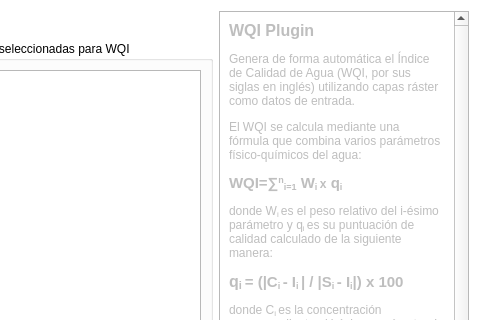
First picture: the form in wqi_calculator_wizard_base.ui, repository marcelomolas/wqi_calculator, before the edit; both pictures show x 507 to 987 and y 0 to 320 of the 987 by 449 pixel window.
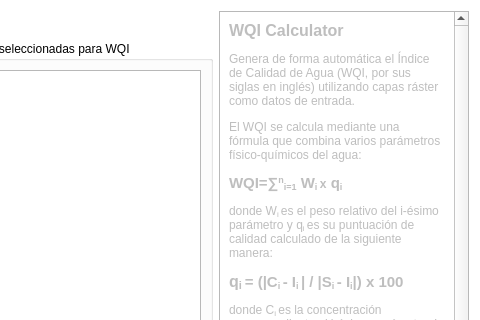
Second picture: the form after the edit. Custom widgets are drawn as their Qt base class.

Commit message: name changed. Plugin -> Calculator

```diff
--- a/wqi_calculator_wizard_base.ui
+++ b/wqi_calculator_wizard_base.ui
@@ -290,7 +290,7 @@
              </size>
             </property>
             <property name="text">
-             <string>&lt;html&gt;&lt;head/&gt;&lt;body&gt;&lt;p&gt;&lt;span style=&quot; font-size:12pt; font-weight:600;&quot;&gt;WQI Plugin&lt;/span&gt;&lt;/p&gt;&lt;p&gt;Genera de forma automática el Índice de Calidad de Agua (WQI, por sus siglas en inglés) utilizando capas ráster como datos de entrada.&lt;/p&gt;&lt;p&gt;El WQI se calcula mediante una fórmula que combina varios parámetros físico-químicos del agua:&lt;/p&gt;&lt;p&gt;&lt;span style=&quot; font-size:11pt; font-weight:600;&quot;&gt;WQI=∑&lt;/span&gt;&lt;span style=&quot; font-size:11pt; font-weight:600; vertical-align:super;&quot;&gt;n&lt;/span&gt;&lt;span style=&quot; font-size:11pt; font-weight:600; vertical-align:sub;&quot;&gt;i=1&lt;/span&gt;&lt;span style=&quot; font-size:11pt; font-weight:600;&quot;&gt; W&lt;/span&gt;&lt;span style=&quot; font-size:11pt; font-weight:600; vertical-align:sub;&quot;&gt;i &lt;/span&gt;&lt;span style=&quot; font-size:9pt; font-weight:600;&quot;&gt;x&lt;/span&gt;&lt;span style=&quot; font-size:11pt; font-weight:600;&quot;&gt; q&lt;/span&gt;&lt;span style=&quot; font-size:11pt; font-weight:600; vertical-align:sub;&quot;&gt;i&lt;/span&gt;&lt;/p&gt;&lt;p&gt;donde W&lt;span style=&quot; vertical-align:sub;&quot;&gt;i &lt;/span&gt;es el peso relativo del i-ésimo parámetro y q&lt;span style=&quot; vertical-align:sub;&quot;&gt;i &lt;/span&gt;es su puntuación de calidad calculado de la siguiente manera:&lt;/p&gt;&lt;p&gt;&lt;span style=&quot; font-size:12pt; font-weight:600;&quot;&gt;q&lt;/span&gt;&lt;span style=&quot; font-size:12pt; font-weight:600; vertical-align:sub;&quot;&gt;i &lt;/span&gt;&lt;span style=&quot; font-size:11pt; font-weight:600;&quot;&gt;= (|C&lt;/span&gt;&lt;span style=&quot; font-size:11pt; font-weight:600; vertical-align:sub;&quot;&gt;i &lt;/span&gt;&lt;span style=&quot; font-size:11pt; font-weight:600;&quot;&gt;- I&lt;/span&gt;&lt;span style=&quot; font-size:11pt; font-weight:600; vertical-align:sub;&quot;&gt;i &lt;/span&gt;&lt;span style=&quot; font-size:11pt; font-weight:600;&quot;&gt;| / |S&lt;/span&gt;&lt;span style=&quot; font-size:11pt; font-weight:600; vertical-align:sub;&quot;&gt;i &lt;/span&gt;&lt;span style=&quot; font-size:11pt; font-weight:600;&quot;&gt;- I&lt;/span&gt;&lt;span style=&quot; font-size:11pt; font-weight:600; vertical-align:sub;&quot;&gt;i&lt;/span&gt;&lt;span style=&quot; font-size:11pt; font-weight:600;&quot;&gt;|) x 100&lt;/span&gt;&lt;/p&gt;&lt;p&gt;donde C&lt;span style=&quot; vertical-align:sub;&quot;&gt;i &lt;/span&gt;es la concentración correspondiente al i-ésimo parámetro, I&lt;span style=&quot; vertical-align:sub;&quot;&gt;i &lt;/span&gt;es el valor ideal en agua pura y S&lt;span style=&quot; vertical-align:sub;&quot;&gt;i &lt;/span&gt;es el estándar del i-ésimo parámetro en agua bebible.&lt;/p&gt;&lt;p&gt;Las capas ráster utilizadas como entrada representan a esos parámetros. &lt;/p&gt;&lt;/body&gt;&lt;/html&gt;</string>
+             <string>&lt;html&gt;&lt;head/&gt;&lt;body&gt;&lt;p&gt;&lt;span style=&quot; font-size:12pt; font-weight:600;&quot;&gt;WQI Calculator&lt;/span&gt;&lt;/p&gt;&lt;p&gt;Genera de forma automática el Índice de Calidad de Agua (WQI, por sus siglas en inglés) utilizando capas ráster como datos de entrada.&lt;/p&gt;&lt;p&gt;El WQI se calcula mediante una fórmula que combina varios parámetros físico-químicos del agua:&lt;/p&gt;&lt;p&gt;&lt;span style=&quot; font-size:11pt; font-weight:600;&quot;&gt;WQI=∑&lt;/span&gt;&lt;span style=&quot; font-size:11pt; font-weight:600; vertical-align:super;&quot;&gt;n&lt;/span&gt;&lt;span style=&quot; font-size:11pt; font-weight:600; vertical-align:sub;&quot;&gt;i=1&lt;/span&gt;&lt;span style=&quot; font-size:11pt; font-weight:600;&quot;&gt; W&lt;/span&gt;&lt;span style=&quot; font-size:11pt; font-weight:600; vertical-align:sub;&quot;&gt;i &lt;/span&gt;&lt;span style=&quot; font-size:9pt; font-weight:600;&quot;&gt;x&lt;/span&gt;&lt;span style=&quot; font-size:11pt; font-weight:600;&quot;&gt; q&lt;/span&gt;&lt;span style=&quot; font-size:11pt; font-weight:600; vertical-align:sub;&quot;&gt;i&lt;/span&gt;&lt;/p&gt;&lt;p&gt;donde W&lt;span style=&quot; vertical-align:sub;&quot;&gt;i &lt;/span&gt;es el peso relativo del i-ésimo parámetro y q&lt;span style=&quot; vertical-align:sub;&quot;&gt;i &lt;/span&gt;es su puntuación de calidad calculado de la siguiente manera:&lt;/p&gt;&lt;p&gt;&lt;span style=&quot; font-size:12pt; font-weight:600;&quot;&gt;q&lt;/span&gt;&lt;span style=&quot; font-size:12pt; font-weight:600; vertical-align:sub;&quot;&gt;i &lt;/span&gt;&lt;span style=&quot; font-size:11pt; font-weight:600;&quot;&gt;= (|C&lt;/span&gt;&lt;span style=&quot; font-size:11pt; font-weight:600; vertical-align:sub;&quot;&gt;i &lt;/span&gt;&lt;span style=&quot; font-size:11pt; font-weight:600;&quot;&gt;- I&lt;/span&gt;&lt;span style=&quot; font-size:11pt; font-weight:600; vertical-align:sub;&quot;&gt;i &lt;/span&gt;&lt;span style=&quot; font-size:11pt; font-weight:600;&quot;&gt;| / |S&lt;/span&gt;&lt;span style=&quot; font-size:11pt; font-weight:600; vertical-align:sub;&quot;&gt;i &lt;/span&gt;&lt;span style=&quot; font-size:11pt; font-weight:600;&quot;&gt;- I&lt;/span&gt;&lt;span style=&quot; font-size:11pt; font-weight:600; vertical-align:sub;&quot;&gt;i&lt;/span&gt;&lt;span style=&quot; font-size:11pt; font-weight:600;&quot;&gt;|) x 100&lt;/span&gt;&lt;/p&gt;&lt;p&gt;donde C&lt;span style=&quot; vertical-align:sub;&quot;&gt;i &lt;/span&gt;es la concentración correspondiente al i-ésimo parámetro, I&lt;span style=&quot; vertical-align:sub;&quot;&gt;i &lt;/span&gt;es el valor ideal en agua pura y S&lt;span style=&quot; vertical-align:sub;&quot;&gt;i &lt;/span&gt;es el estándar del i-ésimo parámetro en agua bebible.&lt;/p&gt;&lt;p&gt;Las capas ráster utilizadas como entrada representan a esos parámetros. &lt;/p&gt;&lt;/body&gt;&lt;/html&gt;</string>
             </property>
             <property name="textFormat">
              <enum>Qt::RichText</enum>
```
Left out of the diff: 2 changed lines with no effect on the pictures. The commit also changes 11 other files.
